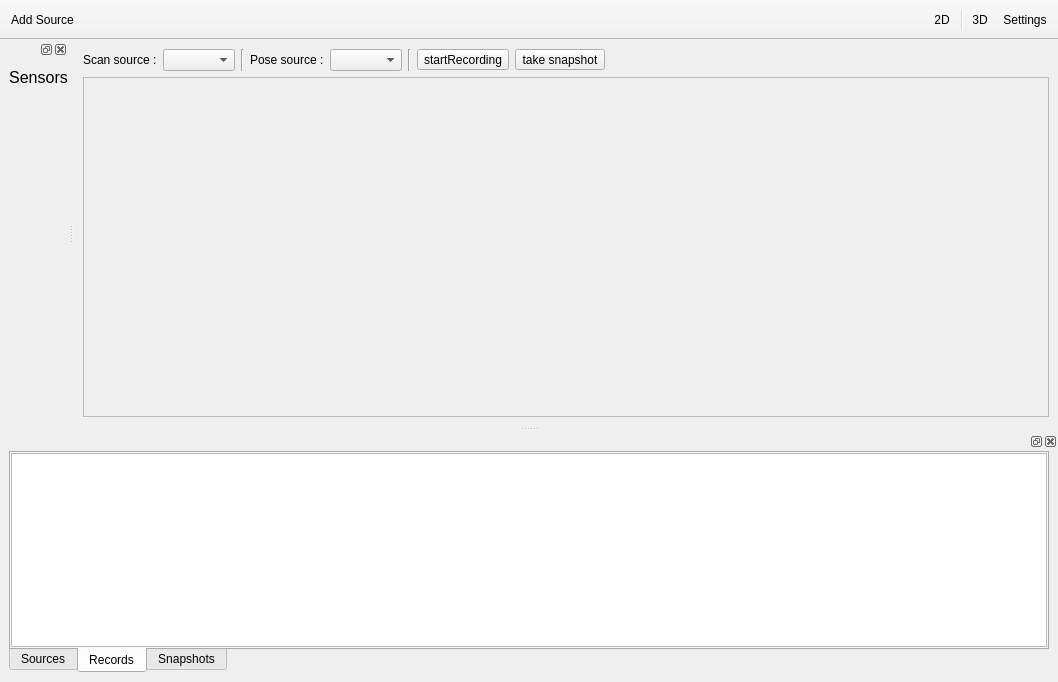
T-PLAY/hub, file applications/viewer/radiumViewer6/MainWindow.ui: the form before one commit.
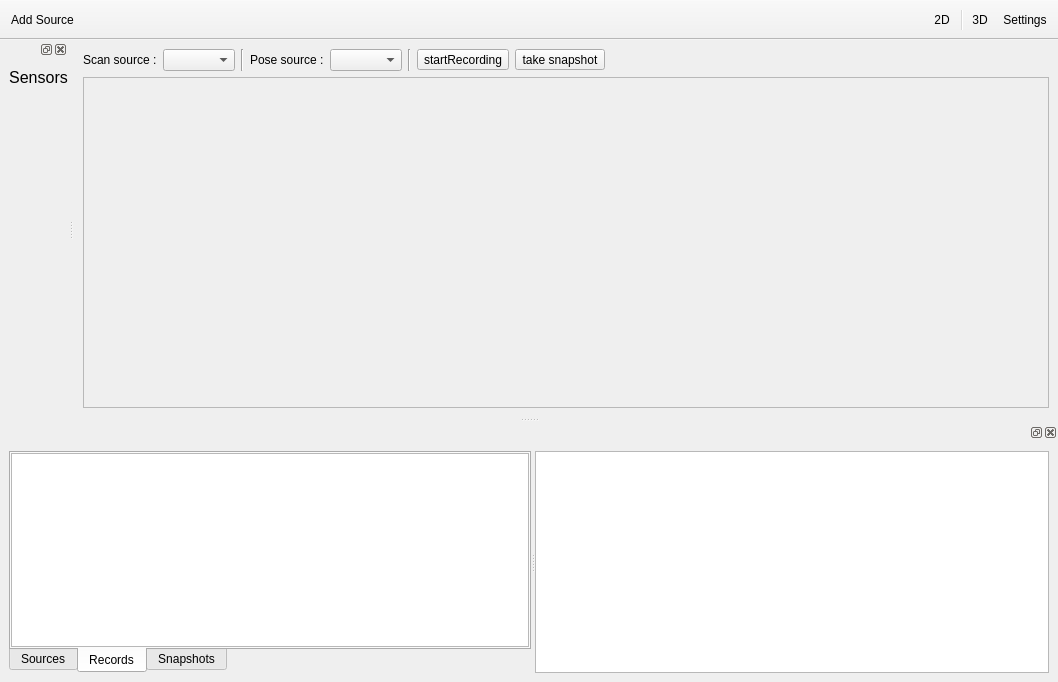
The form after the commit.

Commit message: play record done with frame view

What changed in the file:
```diff
--- a/applications/viewer/radiumViewer6/MainWindow.ui
+++ b/applications/viewer/radiumViewer6/MainWindow.ui
@@ -329,22 +329,17 @@
      </sizepolicy>
     </property>
     <layout class="QVBoxLayout" name="verticalLayout_6">
-     <property name="spacing">
-      <number>6</number>
-     </property>
-     <property name="leftMargin">
-      <number>9</number>
-     </property>
-     <property name="topMargin">
-      <number>0</number>
-     </property>
-     <property name="rightMargin">
-      <number>9</number>
-     </property>
-     <property name="bottomMargin">
-      <number>9</number>
-     </property>
      <item>
+      <widget class="QSplitter" name="splitter">
+       <property name="sizePolicy">
+        <sizepolicy hsizetype="Preferred" vsizetype="Preferred">
+         <horstretch>0</horstretch>
+         <verstretch>0</verstretch>
+        </sizepolicy>
+       </property>
+       <property name="orientation">
+        <enum>Qt::Horizontal</enum>
+       </property>
       <widget class="QTabWidget" name="tabWidget">
        <property name="sizePolicy">
         <sizepolicy hsizetype="Preferred" vsizetype="Preferred">
@@ -432,6 +427,8 @@
          <string>Snapshots</string>
         </attribute>
        </widget>
+       </widget>
+       <widget class="QListView" name="listView_frames"/>
       </widget>
      </item>
     </layout>
```
Left out of the diff: 4 changed lines with no effect on the pictures. Lines whose indentation alone changed are shown as unchanged. The commit also changes 4 other files.
